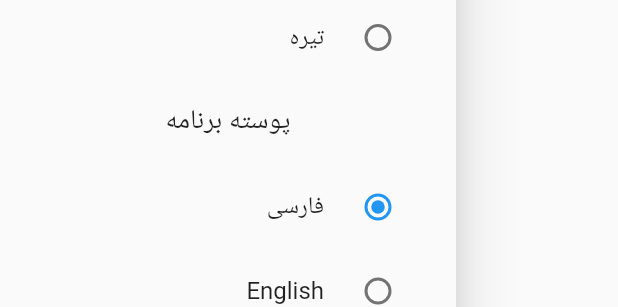
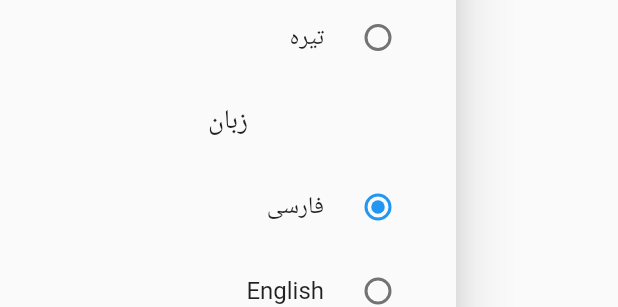
Before and after one commit to moheb2000/persian_subtitle_fixer_flutter, a Flutter app: the SettingsDrawerWidget widget shown alone on an empty page, opened directly, on a phone screen of 412 x 824 dp. Shown: the part 585-892 px from the top of the screen. Run offline on Flutter 3.47's test engine with Material 2 defaults, Android fonts, the light colour scheme and no system bars; our stand-ins replace file_picker, get, introduction_screen, permission_handler, shared_preferences; missing offline and left inert: enough_convert, persian_fonts, utf_convert; accounts and stored records are empty.

Commit message:
Fix some typo

```diff
--- a/lib/src/languages/languages.dart
+++ b/lib/src/languages/languages.dart
@@ -39,6 +39,7 @@ class Languages extends Translations {
       'bugReportLink': 'mailto:moh.ebrahimi2000@gmail.com?subject=گزارش%20مشکل:%20اصلاح%20زیرنویس%20پارسی',
       'tabFile': 'فایل زیرنویس',
       'tabZip': 'فایل زیپ',
+      'languageTitle': 'زبان',
       'persian': 'فارسی',
       'english': 'English',
     },
@@ -59,8 +60,8 @@ class Languages extends Translations {
       'chooseFileButton': 'Choose Subtitle File',
       'chooseZipButton': 'Choose Subtitle Zip',
       'fixButton': 'Fix Subtitle',
-      'multipleFileChooseHint': 'You can choose multiple files, if you have more than one subtitle, choose all of theme at once.',
-      'multipleZipChooseHint': 'You can choose multiple zip files, if you have more than one zip, choose all of theme at once.',
+      'multipleFileChooseHint': 'You can choose multiple files, if you have more than one subtitle, choose all of them at once.',
+      'multipleZipChooseHint': 'You can choose multiple zip files, if you have more than one zip, choose all of them at once.',
       'settingsTitle': 'Settings',
       'changeDefaultFolderSettings': 'Change Default Directory',
       'changeThemeModeSettings': 'App Theme',
@@ -78,7 +79,8 @@ class Languages extends Translations {
       'bugReportText': 'Bug Report',
       'bugReportLink': 'mailto:moh.ebrahimi2000@gmail.com?subject=گزارش%20مشکل:%20اصلاح%20زیرنویس%20پارسی',
       'tabFile': 'Subtitle File',
-      'tabZip': 'Zip file',
+      'tabZip': 'Zip File',
+      'languageTitle': 'Language',
       'persian': 'فارسی',
       'english': 'English',
     },
--- a/lib/src/widgets/settings_drawer_widget.dart
+++ b/lib/src/widgets/settings_drawer_widget.dart
@@ -41,7 +41,7 @@ class SettingsDrawerWidget extends StatelessWidget {
                 separator(),
                 ChooseThemeModeWidget(),
                 separator(),
-                subtitleSettings('changeThemeModeSettings'.tr),
+                subtitleSettings('languageTitle'.tr),
                 separator(),
                 ChooseLocaleWidget(),
                 separator(),
```
